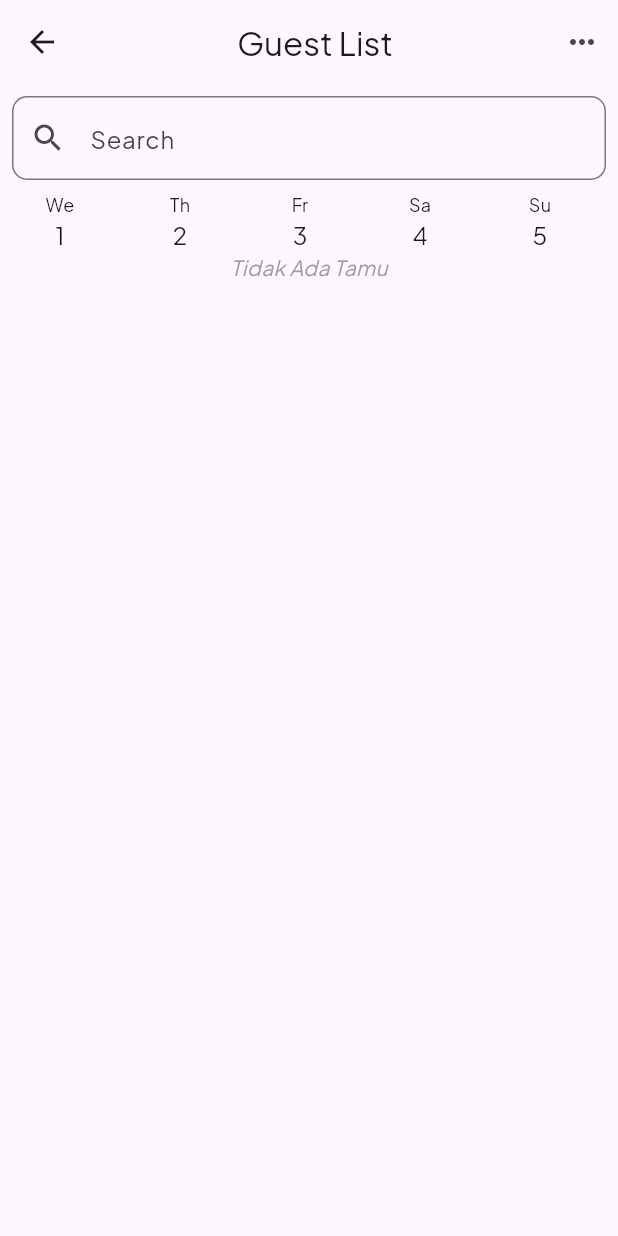
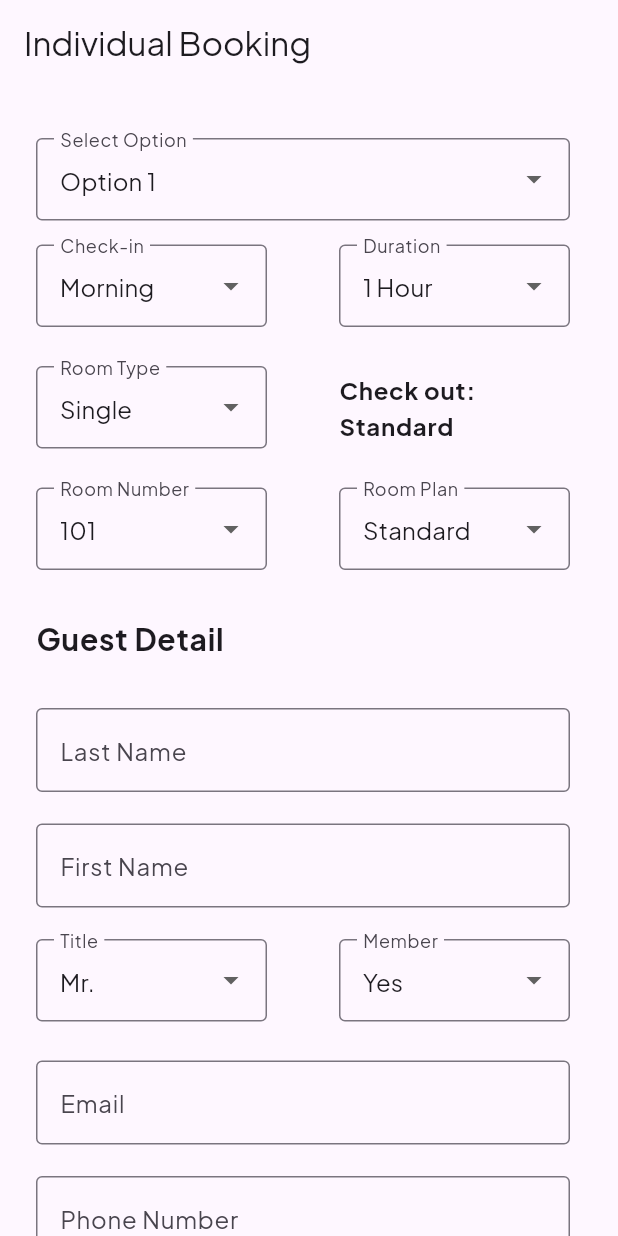
Before and after one commit to afyar08/frontend_hotel, a Flutter app: the screen it shows after launch, on a phone screen of 412 x 824 dp. Run offline on Flutter 3.47's test engine with Material 3 defaults, Android fonts, the phone set to English and light mode, and no system bars; our stand-ins replace table_calendar.

Commit message:
individual booking

```diff
--- /dev/null
+++ b/lib/pages/frontdesk/booking/Individual.dart
@@ -0,0 +1,532 @@
+import 'package:flutter/material.dart';
+import 'package:flutter/services.dart'; // Import untuk menggunakan TextInputFormatter
+import 'package:frontend_hotel/pages/frontdesk/home.dart';
+
+class IndividualBooking extends StatefulWidget {
+  const IndividualBooking({Key? key}) : super(key: key);
+
+  @override
+  State<IndividualBooking> createState() => _IndividualBookingState();
+}
+
+class _IndividualBookingState extends State<IndividualBooking> {
+  String _selectedOption = 'Option 1'; // Initialize the selected dropdown option
+  String _selectedCheckIn = 'Morning'; // Initialize the selected check-in option
+  String _selectedDuration = '1 Hour'; // Initialize the selected duration option
+  String _selectedRoomType = 'Single'; // Initialize the selected room type option
+  String _selectedSize = 'Standard'; // Initialize the selected size option
+  String _selectedRoomNumber = '101'; // Initialize the selected room number option
+  String _selectedRoomPlan = 'Standard'; // Initialize the selected room plan option
+  int _selectedAdults = 1; // Initialize the selected number of adults
+  int _selectedChildren = 0; // Initialize the selected number of children
+  String _lastName = ''; // Initialize the last name field
+  String _firstName = ''; // Initialize the first name field
+  String _selectedTitle = 'Mr.'; // Initialize the selected title option
+  String _selectedMember = 'Yes'; // Initialize the selected member option
+  String _email = ''; // Initialize the email field
+  String _PhoneNumber = ''; // Initialize the phone number field
+  String _request = ''; // Initialize the request field
+  String _selectedPaymentType = 'Cash'; // Initialize the selected payment type option
+  String _selectedBank = 'Bank A'; // Initialize the selected bank option
+  String _cardNumber = ''; // Initialize the card number field
+
+  @override
+  Widget build(BuildContext context) {
+    return Scaffold(
+      appBar: AppBar(
+        title: Text('Individual Booking'),
+      ),
+      body: SingleChildScrollView(
+        child: Center(
+          child: Column(
+            mainAxisAlignment: MainAxisAlignment.center,
+            children: [
+              SizedBox(height: 20),
+              Padding(
+                padding: const EdgeInsets.all(8.0),
+                child: _buildDropdown(),
+              ),
+            ],
+          ),
+        ),
+      ),
+    );
+  }
+
+  Widget _buildDropdown() {
+    return Column(
+      children: [
+        ListTile(
+          title: Container(
+            height: 55,
+            child: DropdownButtonFormField<String>(
+              value: _selectedOption,
+              decoration: InputDecoration(
+                labelText: 'Select Option',
+                border: OutlineInputBorder(),
+              ),
+              items: <String>[
+                'Option 1',
+                'Option 2',
+                'Option 3',
+              ].map((String value) {
+                return DropdownMenuItem<String>(
+                  value: value,
+                  child: Text(value),
+                );
+              }).toList(),
+              onChanged: (String? newValue) {
+                setState(() {
+                  _selectedOption = newValue!;
+                });
+              },
+            ),
+          ),
+        ),
+        Row(
+          mainAxisAlignment: MainAxisAlignment.spaceEvenly,
+          children: [
+            Expanded(
+              child: ListTile(
+                title: Container(
+                  height: 55,
+                  child: DropdownButtonFormField<String>(
+                    value: _selectedCheckIn,
+                    decoration: InputDecoration(
+                      labelText: 'Check-in',
+                      border: OutlineInputBorder(),
+                    ),
+                    items: <String>[
+                      'Morning',
+                      'Afternoon',
+                      'Evening',
+                    ].map((String value) {
+                      return DropdownMenuItem<String>(
+                        value: value,
+                        child: Text(value),
+                      );
+                    }).toList(),
+                    onChanged: (String? newValue) {
+                      setState(() {
+                        _selectedCheckIn = newValue!;
+                      });
+                    },
+                  ),
+                ),
+              ),
+            ),
+            SizedBox(width: 8),
+            Expanded(
+              child: ListTile(
+                title: Container(
+                  height: 55,
+                  child: DropdownButtonFormField<String>(
+                    value: _selectedDuration,
+                    decoration: InputDecoration(
+                      labelText: 'Duration',
+                      border: OutlineInputBorder(),
+                    ),
+                    items: <String>[
+                      '1 Hour',
+                      '2 Hours',
+                      '3 Hours',
+                      '4 Hours',
+                    ].map((String value) {
+                      return DropdownMenuItem<String>(
+                        value: value,
+                        child: Text(value),
+                      );
+                    }).toList(),
+                    onChanged: (String? newValue) {
+                      setState(() {
+                        _selectedDuration = newValue!;
+                      });
+                    },
+                  ),
+                ),
+              ),
+            ),
+          ],
+        ),
+        SizedBox(height: 10),
+        Row(
+          mainAxisAlignment: MainAxisAlignment.spaceEvenly,
+          children: [
+            Expanded(
+              child: ListTile(
+                title: Container(
+                  height: 55,
+                  child: DropdownButtonFormField<String>(
+                    value: _selectedRoomType,
+                    decoration: InputDecoration(
+                      labelText: 'Room Type',
+                      border: OutlineInputBorder(),
+                    ),
+                    items: <String>[
+                      'Single',
+                      'Double',
+                      'Suite',
+                    ].map((String value) {
+                      return DropdownMenuItem<String>(
+                        value: value,
+                        child: Text(value),
+                      );
+                    }).toList(),
+                    onChanged: (String? newValue) {
+                      setState(() {
+                        _selectedRoomType = newValue!;
+                      });
+                    },
+                  ),
+                ),
+              ),
+            ),
+            SizedBox(width: 8),
+            Expanded(
+              child: ListTile(
+                title: Text(
+                  'Check out: $_selectedSize', // Display selected size as text
+                  style: TextStyle(
+                    fontSize: 16,
+                    fontWeight: FontWeight.bold,
+                  ),
+                ),
+              ),
+            ),
+          ],
+        ),
+        SizedBox(height: 10),
+        Row(
+          mainAxisAlignment: MainAxisAlignment.spaceEvenly,
+          children: [
+            Expanded(
+              child: ListTile(
+                title: Container(
+                  height: 55,
+                  child: DropdownButtonFormField<String>(
+                    value: _selectedRoomNumber,
+                    decoration: InputDecoration(
+                      labelText: 'Room Number',
+                      border: OutlineInputBorder(),
+                    ),
+                    items: <String>[
+                      '101',
+                      '102',
+                      '103',
+                    ].map((String value) {
+                      return DropdownMenuItem<String>(
+                        value: value,
+                        child: Text(value),
+                      );
+                    }).toList(),
+                    onChanged: (String? newValue) {
+                      setState(() {
+                        _selectedRoomNumber = newValue!;
+                      });
+                    },
+                  ),
+                ),
+              ),
+            ),
+            SizedBox(width: 8),
+            Expanded(
+              child: ListTile(
+                title: Container(
+                  height: 55,
+                  child: DropdownButtonFormField<String>(
+                    value: _selectedRoomPlan,
+                    decoration: InputDecoration(
+                      labelText: 'Room Plan',
+                      border: OutlineInputBorder(),
+                    ),
+                    items: <String>[
+                      'Standard',
+                      'Deluxe',
+                      'Premium',
+                    ].map((String value) {
+                      return DropdownMenuItem<String>(
+                        value: value,
+                        child: Text(value),
+                      );
+                    }).toList(),
+                    onChanged: (String? newValue) {
+                      setState(() {
+                        _selectedRoomPlan = newValue!;
+                      });
+                    },
+                  ),
+                ),
+              ),
+            ),
+          ],
+        ),
+        SizedBox(height: 10),
+        ListTile(
+          title: Text(
+            'Guest Detail', // Title for the section
+            style: TextStyle(
+              fontSize: 20,
+              fontWeight: FontWeight.bold,
+            ),
+          ),
+        ),
+        SizedBox(height: 10),
+        ListTile(
+          title: TextFormField(
+            decoration: InputDecoration(
+              labelText: 'Last Name',
+              border: OutlineInputBorder(),
+            ),
+            onChanged: (value) {
+              setState(() {
+                _lastName = value;
+              });
+            },
+          ),
+        ),
+        SizedBox(height: 5),
+        ListTile(
+          title: TextFormField(
+            decoration: InputDecoration(
+              labelText: 'First Name',
+              border: OutlineInputBorder(),
+            ),
+            onChanged: (value) {
+              setState(() {
+                _firstName = value;
+              });
+            },
+          ),
+        ),
+        SizedBox(height: 5),
+        Row(
+          mainAxisAlignment: MainAxisAlignment.spaceEvenly,
+          children: [
+            Expanded(
+              child: ListTile(
+                title: Container(
+                  height: 55,
+                  child: DropdownButtonFormField<String>(
+                    value: _selectedTitle,
+                    decoration: InputDecoration(
+                      labelText: 'Title',
+                      border: OutlineInputBorder(),
+                    ),
+                    items: <String>[
+                      'Mr.',
+                      'Mrs.',
+                      'Ms.',
+                      'Miss',
+                    ].map((String value) {
+                      return DropdownMenuItem<String>(
+                        value: value,
+                        child: Text(value),
+                      );
+                    }).toList(),
+                    onChanged: (String? newValue) {
+                      setState(() {
+                        _selectedTitle = newValue!;
+                      });
+                    },
+                  ),
+                ),
+              ),
+            ),
+            SizedBox(width: 8),
+            Expanded(
+              child: ListTile(
+                title: Container(
+                  height: 55,
+                  child: DropdownButtonFormField<String>(
+                    value: _selectedMember,
+                    decoration: InputDecoration(
+                      labelText: 'Member',
+                      border: OutlineInputBorder(),
+                    ),
+                    items: <String>[
+                      'Yes',
+                      'No',
+                    ].map((String value) {
+                      return DropdownMenuItem<String>(
+                        value: value,
+                        child: Text(value),
+                      );
+                    }).toList(),
+                    onChanged: (String? newValue) {
+                      setState(() {
+                        _selectedMember = newValue!;
+                      });
+                    },
+                  ),
+                ),
+              ),
+            ),
+          ],
+        ),
+        SizedBox(height: 10),
+        ListTile(
+          title: TextFormField(
+            decoration: InputDecoration(
+              labelText: 'Email',
+              border: OutlineInputBorder(),
+            ),
+            onChanged: (value) {
+              setState(() {
+                _email = value;
+              });
+            },
+          ),
+        ),
+        SizedBox(height: 5),
+        ListTile(
+          title: TextFormField(
+            keyboardType: TextInputType.number, // Set keyboard type ke number
+            inputFormatters: <TextInputFormatter>[
+              FilteringTextInputFormatter.digitsOnly, // Hanya menerima input digit
+              LengthLimitingTextInputFormatter(13), // Batasi panjang input hingga 13 karakter
+            ],
+            decoration: InputDecoration(
+              labelText: 'Phone Number',
+              border: OutlineInputBorder(),
+            ),
+            onChanged: (value) {
+              setState(() {
+                _PhoneNumber = value;
+              });
+            },
+            validator: (value) {
+              if (value!.isEmpty) {
+                return 'Number is required';
+              } else if (value.length != 13) {
+                return 'Format tidak sesuai';
+              }
+              return null;
+            },
+          ),
+        ),
+        SizedBox(height: 5),
+        ListTile(
+          title: TextFormField(
+            decoration: InputDecoration(
+              labelText: 'Guest Comment/Request',
+              border: OutlineInputBorder(),
+            ),
+            onChanged: (value) {
+              setState(() {
+                _request = value;
+              });
+            },
+          ),
+        ),
+        SizedBox(height: 10),
+        Row(
+          mainAxisAlignment: MainAxisAlignment.spaceEvenly,
+          children: [
+            Expanded(
+              child: ListTile(
+                title: Container(
+                  height: 55,
+                  child: DropdownButtonFormField<String>(
+                    value: _selectedPaymentType,
+                    decoration: InputDecoration(
+                      labelText: 'Payment Type',
+                      border: OutlineInputBorder(),
+                    ),
+                    items: <String>[
+                      'Cash',
+                      'Credit Card',
+                      'Debit Card',
+                    ].map((String value) {
+                      return DropdownMenuItem<String>(
+                        value: value,
+                        child: Text(value),
+                      );
+                    }).toList(),
+                    onChanged: (String? newValue) {
+                      setState(() {
+                        _selectedPaymentType = newValue!;
+                      });
+                    },
+                  ),
+                ),
+              ),
+            ),
+            SizedBox(width: 8),
+            Expanded(
+              child: ListTile(
+                title: Container(
+                  height: 55,
+                  child: DropdownButtonFormField<String>(
+                    value: _selectedBank,
+                    decoration: InputDecoration(
+                      labelText: 'Bank',
+                      border: OutlineInputBorder(),
+                    ),
+                    items: <String>[
+                      'Bank A',
+                      'Bank B',
+                      'Bank C',
+                    ].map((String value) {
+                      return DropdownMenuItem<String>(
+                        value: value,
+                        child: Text(value),
+                      );
+                    }).toList(),
+                    onChanged: (String? newValue) {
+                      setState(() {
+                        _selectedBank = newValue!;
+                      });
+                    },
+                  ),
+                ),
+              ),
+            ),
+          ],
+        ),
+        SizedBox(height: 10),
+        ListTile(
+          title: TextFormField(
+            decoration: InputDecoration(
+              labelText: 'Card Number',
+              border: OutlineInputBorder(),
+            ),
+            onChanged: (value) {
+              setState(() {
+                _cardNumber = value;
+              });
+            },
+          ),
+        ),
+        SizedBox(height: 20),
+        TextButton(
+                  //buat next
+                    onPressed: () {
+                      Navigator.push(
+                        context,
+                        MaterialPageRoute(builder: (context) => Home()),
+                      );
+                    },
+                    child: Container(
+                      child: Text(
+                        'Booking',
+                        style: TextStyle(
+                            color: Colors.white, fontWeight: FontWeight.bold),
+                      ),
+                      padding: EdgeInsets.fromLTRB(
+                          100, 20, 100, 20), // jarak ke dalam
+                      decoration: BoxDecoration(
+                        color: Colors.blue[800],
+                        borderRadius: BorderRadius.all(Radius.circular(8)),
+                      ),
+                    )),
+                    SizedBox(height: 20),
+      ],
+    );
+  }
+}
+
+void main() {
+  runApp(MaterialApp(
+    home: IndividualBooking(),
+  ));
+}
--- a/lib/pages/login/customer.dart
+++ b/lib/pages/login/customer.dart
@@ -162,8 +162,7 @@ class _CustomerState extends State<Customer> {
                   ),
                   SizedBox(height: 30),
                   TextButton(
-                    onPressed:
-                        (_isEmailFilled && _isPasswordFilled) ? _login : null,
+                    onPressed: (_isEmailFilled && _isPasswordFilled) ? _trySubmit : null,
                     child: Container(
                       child: Text(
                         'Login',
@@ -178,8 +177,7 @@ class _CustomerState extends State<Customer> {
                       decoration: BoxDecoration(
                         color: (_isEmailFilled && _isPasswordFilled)
                             ? Colors.blue[800]
-                            : Colors
-                                .grey, // Mengubah warna tombol berdasarkan status pada checkbox
+                            : Colors.grey, // Mengubah warna tombol berdasarkan status pada checkbox
                         borderRadius: BorderRadius.all(Radius.circular(8)),
                       ),
                     ),
--- a/lib/pages/password/forgotpassword.dart
+++ b/lib/pages/password/forgotpassword.dart
@@ -1,5 +1,7 @@
 import 'package:flutter/material.dart';
-import 'package:frontend_hotel/pages/password/recover.dart'; // Pastikan Anda mengimpor recover.dart
+import 'package:frontend_hotel/pages/home.dart';
+import 'package:frontend_hotel/pages/password/recover.dart';
+import 'package:frontend_hotel/pages/home.dart';
 
 class Forgotpassword extends StatefulWidget {
   const Forgotpassword({Key? key}) : super(key: key);
@@ -120,7 +122,12 @@ class _ForgotpasswordState extends State<Forgotpassword> {
                 ),
                 InkWell(
                   onTap: () {
-                    // Implement logic for navigating to login page
+                    Navigator.push(
+                            context,
+                            MaterialPageRoute(
+                              builder: (context) => Home(),
+                            ),
+                          );
                   },
                   child: Text(
                     'Log in',
--- a/lib/splash_screen.dart
+++ b/lib/splash_screen.dart
@@ -1,5 +1,6 @@
 import 'package:flutter/material.dart';
 import 'package:flutter/services.dart';
+import 'package:frontend_hotel/pages/frontdesk/booking/Individual.dart';
 import 'package:frontend_hotel/pages/frontdesk/detail_room.dart';
 import 'package:frontend_hotel/pages/frontdesk/home.dart';
 import 'package:frontend_hotel/pages/home1.dart';
@@ -22,11 +23,11 @@ class _SplashScreenState extends State<SplashScreen> {
     SystemChrome.setEnabledSystemUIMode(SystemUiMode.immersive);
     Future.delayed(const Duration(seconds: 2), () {
       // //ini atur waktu gesss buat splashnyaaaaaaa
+      Navigator.of(context).pushReplacement(
+          MaterialPageRoute(builder: (_) => const IndividualBooking())); //Home1()
+      // Setelah delay, navigasi ke GuestList
       // Navigator.of(context).pushReplacement(
-      //     MaterialPageRoute(builder: (_) => const Home())); //Home1()
-      // Setelah delay, navigasi ke GuestList
-      Navigator.of(context).pushReplacement(
-          MaterialPageRoute(builder: (_) => const GuestList()));
+      //     MaterialPageRoute(builder: (_) => const GuestList()));
     });
   }
 
```
